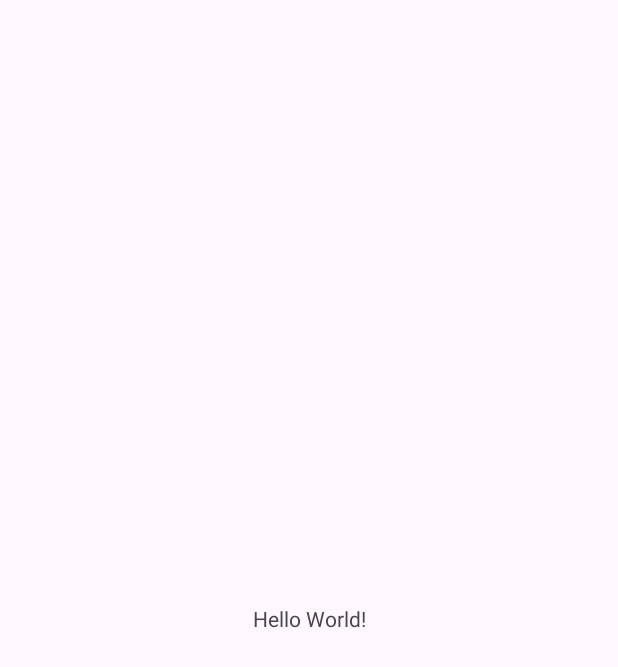
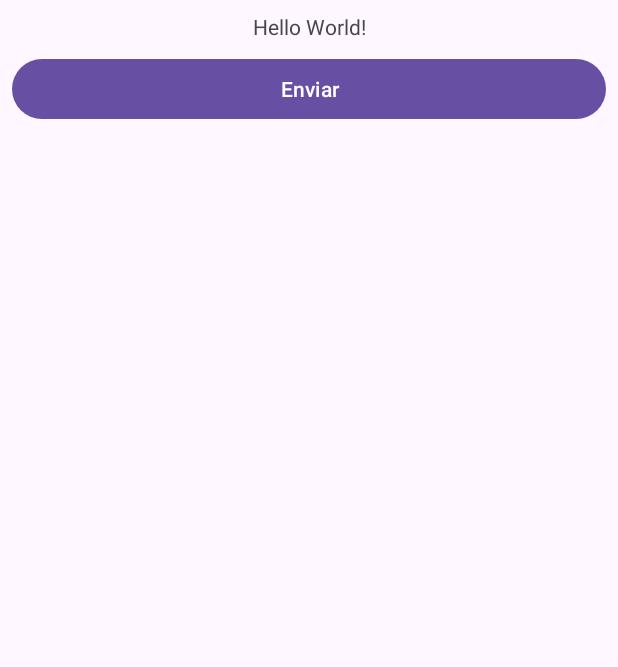
Before and after one commit to DiegoGervazoni/OceanJornadaAndroidMar2024, an Android app: the screen it shows after launch (MainActivity), on a phone screen of 412 x 824 dp. Before the commit the part shown is almost empty. Shown: the top 667 px of the screen. Run offline under Robolectric (Android 15) with nearby library versions, the phone set to English and light mode, and no system bars.

Commit message:
Configurando layout inicial

```diff
--- a/app/src/main/res/layout/activity_main.xml
+++ b/app/src/main/res/layout/activity_main.xml
@@ -7,12 +7,35 @@
     tools:context=".MainActivity">
 
     <TextView
+        android:id="@+id/tvResultado"
         android:layout_width="wrap_content"
         android:layout_height="wrap_content"
+        android:layout_marginStart="8dp"
+        android:layout_marginLeft="8dp"
+        android:layout_marginTop="8dp"
+        android:layout_marginEnd="8dp"
+        android:layout_marginRight="8dp"
+        android:layout_marginBottom="8dp"
         android:text="Hello World!"
-        app:layout_constraintBottom_toBottomOf="parent"
+        app:layout_constraintBottom_toTopOf="@+id/btnEnviar"
         app:layout_constraintEnd_toEndOf="parent"
         app:layout_constraintStart_toStartOf="parent"
-        app:layout_constraintTop_toTopOf="parent" />
+        app:layout_constraintTop_toTopOf="parent"
+        app:layout_constraintVertical_bias="0.21" />
+
+    <Button
+        android:id="@+id/btnEnviar"
+        android:layout_width="0dp"
+        android:layout_height="wrap_content"
+        android:layout_marginStart="8dp"
+        android:layout_marginLeft="8dp"
+        android:layout_marginTop="8dp"
+        android:layout_marginEnd="8dp"
+        android:layout_marginRight="8dp"
+        android:text="Enviar"
+        app:layout_constraintEnd_toEndOf="parent"
+        app:layout_constraintHorizontal_bias="0.0"
+        app:layout_constraintStart_toStartOf="parent"
+        app:layout_constraintTop_toBottomOf="@+id/tvResultado" />
 
 </androidx.constraintlayout.widget.ConstraintLayout>
```
